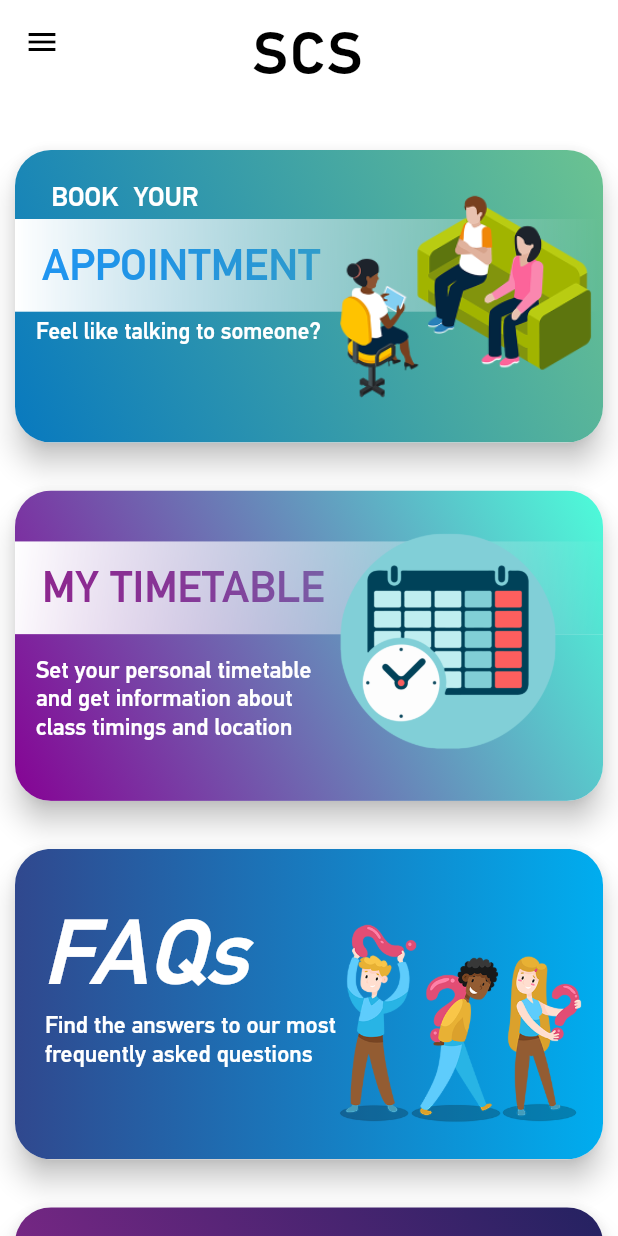
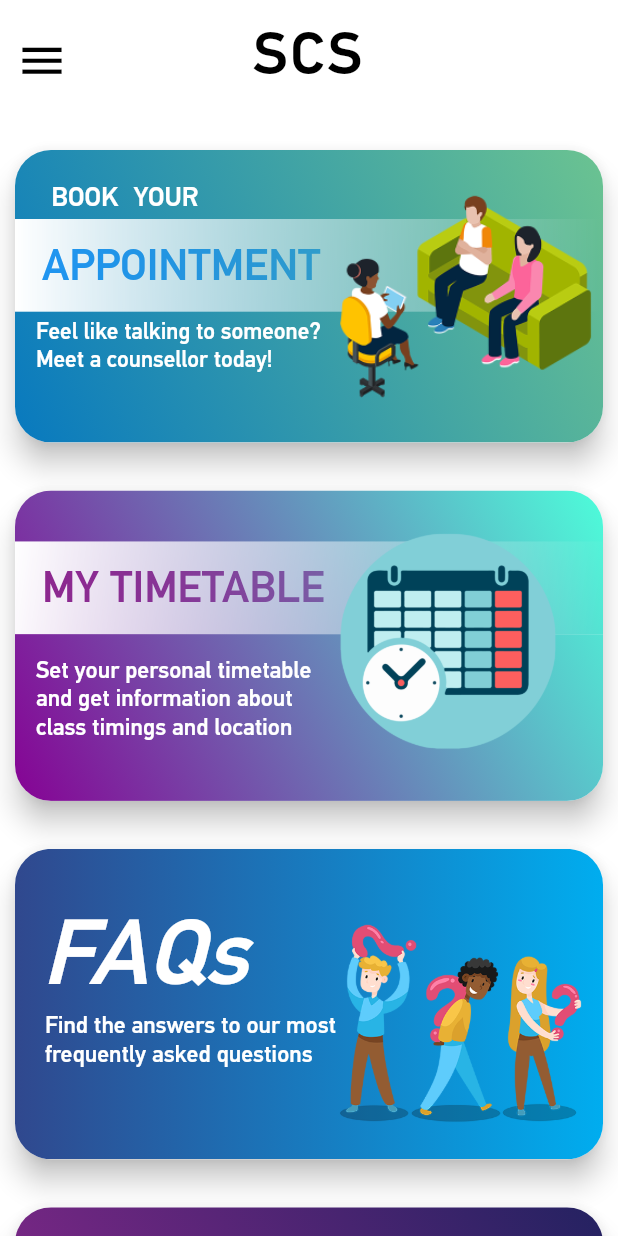
Before and after one commit to cmobiledev5/Institute-Counselling-mobile-app, a Flutter app: the Userdata screen opened by its route, after a tap on "Verify", on a phone screen of 412 x 824 dp. Run offline on Flutter 3.47's test engine with Material 2 defaults, Android fonts, the light colour scheme and no system bars; our stand-ins replace firebase_auth, firebase_database, firebase_remote_config, pin_code_text_field, shared_preferences; accounts and stored records are empty; statements that could not run were skipped.

Commit message:
minor changes
Signed-off-by: Thesmader <dsmarak17@gmail.com>

Former-commit-id: 5ac4bfb9b77927563d1dd8d1e74eef20b60dd15a

```diff
--- a/scp/lib/cards.dart
+++ b/scp/lib/cards.dart
@@ -130,13 +130,16 @@ Widget appointmentCard(
                         Container(
                           padding: EdgeInsets.only(left: 14.0),
                           alignment: Alignment.centerLeft,
+                          child: SizedBox(
+                            width: heightFactor * 0.47,
                             child: Text(
-                            'Feel like talking to someone?',
+                              'Feel like talking to someone? Meet a counsellor today!',
                               style: TextStyle(
                                   fontSize: heightFactor * 0.037,
                                   color: Colors.white,
                                   fontWeight: FontWeight.w500,
                                   fontFamily: 'PfDin'),
+                            ),
                           ),
                         )
                       ],
--- a/scp/lib/main.dart
+++ b/scp/lib/main.dart
@@ -28,6 +28,7 @@ import 'package:scp/time_table.dart';
 var firebaseInstance = FirebaseAuth.instance;
 final PRIVACY_POLICY="https://project-avocado-8b3e1.firebaseapp.com";
 void main() => runApp(MaterialApp(
+      debugShowCheckedModeBanner: false,
       title: 'SCS',
       routes: <String, WidgetBuilder>{
         '/homePage': (BuildContext context) => HomePage(title: 'SCS Home Page'),
@@ -194,12 +195,15 @@ class _HomePageState extends State<HomePage> {
                 ],
               )),
           appBar: AppBar(
-            leading: IconButton(icon: Icon(Icons.menu,color:Colors.black,),onPressed: ()=>_scaffoldKey.currentState.openDrawer()),
+            leading: Padding(
+              padding: EdgeInsets.only(top: queryWidth * 0.037),
+              child: IconButton(icon: Icon(Icons.menu,color:Colors.black,size: 35.0,),onPressed: ()=>_scaffoldKey.currentState.openDrawer()),
+            ),
             backgroundColor: Colors.white,
             elevation: 0,
             centerTitle: true,
             title: Padding(
-              padding: const EdgeInsets.only(top: 16.0),
+              padding: EdgeInsets.only(top: queryWidth * 0.037),
               child: Text(
                 'SCS',
                 textAlign: TextAlign.center,
@@ -242,7 +246,7 @@ class _HomePageState extends State<HomePage> {
     var wednesday = 3;
     var now = DateTime.now();
     SharedPreferences prefs = await SharedPreferences.getInstance();
-    if((DateTime.now().weekday == 4)&& (DateTime.now().hour>=19)){
+    if((DateTime.now().weekday == 3)&& (DateTime.now().hour>=19)){
 
       prefs.setBool('hasBooked', false);
     }
@@ -253,7 +257,7 @@ class _HomePageState extends State<HomePage> {
     }
     print(DateFormat.d().format(now)+" " + DateFormat.MMM().format(now));
     prefs.setString('psychDate',DateFormat.d().format(now)+" "+DateFormat.MMM().format(now));
-    prefs.setString('counselDate',DateFormat.d().format(now.add(Duration(days: 1)))+" "+DateFormat.MMM().format(now.add(Duration(days: 1))));
+    prefs.setString('counselDate',DateFormat.d().format(now.subtract(Duration(days: 1)))+" "+DateFormat.MMM().format(now.subtract(Duration(days: 1))));
 
 
 
```
Lines whose indentation alone changed are shown as unchanged.
